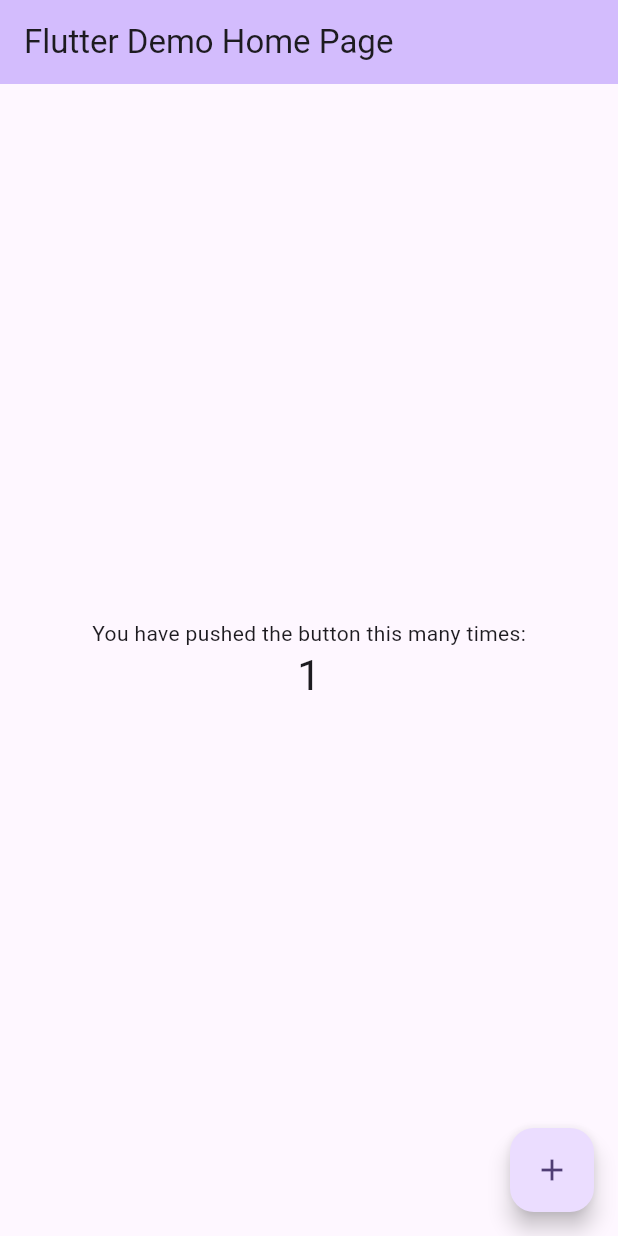
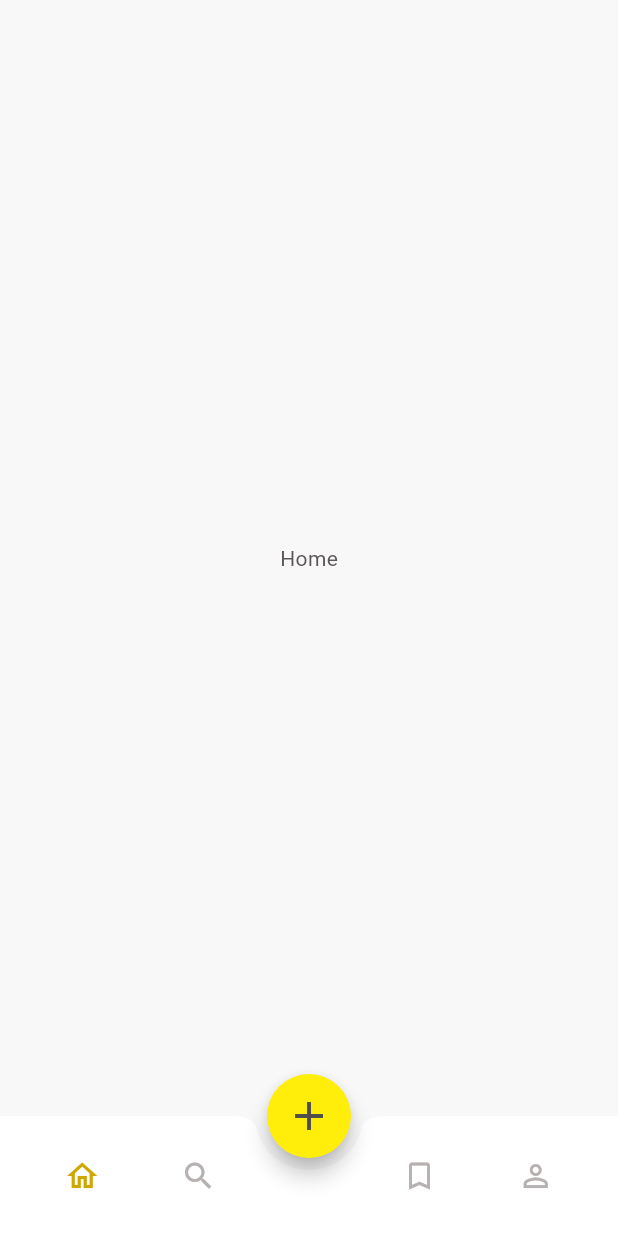
Before and after one commit to danhdelrey/recipe_app, a Flutter app: the screen it shows after launch, after a tap on the "add" icon, on a phone screen of 412 x 824 dp. Run offline on Flutter 3.47's test engine with Material 3 defaults, Android fonts, the phone set to English and light mode, and no system bars; our stand-ins replace get_it, go_router, injectable.

Commit message:
Add initial app structure with routing and theming
Introduces the main app structure for the Recipe App, including custom theming, dependency injection setup, and navigation using go_router. Adds basic feature pages (Home, Search, Saved, Profile) and a main shell with bottom navigation. Updates dependencies in pubspec.yaml and pubspec.lock, and refactors main.dart to use the new architecture.

```diff
--- /dev/null
+++ b/lib/app.dart
@@ -0,0 +1,17 @@
+import 'package:flutter/material.dart';
+import 'package:recipe_app/core/theme/app_theme.dart';
+import 'core/router/app_router.dart';
+
+class MyApp extends StatelessWidget {
+  const MyApp({super.key});
+
+  @override
+  Widget build(BuildContext context) {
+    return MaterialApp.router(
+      title: 'Recipe App',
+      debugShowCheckedModeBanner: false,
+      theme: AppTheme.lightTheme,
+      routerConfig: router,
+    );
+  }
+}
--- /dev/null
+++ b/lib/core/router/app_router.dart
@@ -0,0 +1,44 @@
+import 'package:flutter/material.dart';
+import 'package:go_router/go_router.dart';
+import 'package:recipe_app/presentation/features/home/pages/home_page.dart';
+import 'package:recipe_app/presentation/features/profile/pages/profile_page.dart';
+import 'package:recipe_app/presentation/features/saved/pages/saved_page.dart';
+import 'package:recipe_app/presentation/features/search/pages/search_page.dart';
+import 'package:recipe_app/presentation/shell/main_shell.dart';
+
+
+final GlobalKey<NavigatorState> _rootNavigatorKey = GlobalKey<NavigatorState>();
+
+final GoRouter router = GoRouter(
+  navigatorKey: _rootNavigatorKey,
+  initialLocation: '/home',
+  routes: [
+    StatefulShellRoute.indexedStack(
+      builder: (context, state, navigationShell) {
+        return MainShell(navigationShell: navigationShell);
+      },
+      branches: [
+        StatefulShellBranch(
+          routes: [GoRoute(path: '/home', builder: (context, state) => const HomePage())],
+        ),
+
+        StatefulShellBranch(
+          routes: [GoRoute(path: '/search', builder: (context, state) => const SearchPage())],
+        ),
+
+        StatefulShellBranch(
+          routes: [GoRoute(path: '/saved', builder: (context, state) => const SavedPage())],
+        ),
+
+        StatefulShellBranch(
+          routes: [GoRoute(path: '/profile', builder: (context, state) => const ProfilePage())],
+        ),
+      ],
+    ),
+
+    // GoRoute(
+    //   path: '/recipe-detail/:id',
+    //   builder: (context, state) => RecipeDetailPage(id: state.pathParameters['id']!),
+    // ),
+  ],
+);
--- /dev/null
+++ b/lib/core/theme/app_colors.dart
@@ -0,0 +1,43 @@
+import 'package:flutter/material.dart';
+
+class NeutralColors {
+  static const Color shade50 = Color(0xFFf8f8f8);
+  static const Color shade100 = Color(0xFFf1efef);
+  static const Color shade200 = Color(0xFFe5e3e3);
+  static const Color shade300 = Color(0xFFd3cece);
+  static const Color shade400 = Color(0xFFb8b1b1);
+  static const Color shade500 = Color(0xFF9e9595);
+  static const Color shade600 = Color(0xFF898080);
+  static const Color shade700 = Color(0xFF6e6767);
+  static const Color shade800 = Color(0xFF5d5757);
+  static const Color shade900 = Color(0xFF504c4c);
+  static const Color shade950 = Color(0xFF292626);
+}
+
+class PrimaryColors {
+  static const Color shade50 = Color(0xFFfdfee8);
+  static const Color shade100 = Color(0xFFfcffc2);
+  static const Color shade200 = Color(0xFFfcff87);
+  static const Color shade300 = Color(0xFFfffc43);
+  static const Color shade400 = Color(0xFFffee0a);
+  static const Color shade500 = Color(0xFFefd503);
+  static const Color shade600 = Color(0xFFcea700);
+  static const Color shade700 = Color(0xFFa47804);
+  static const Color shade800 = Color(0xFF885d0b);
+  static const Color shade900 = Color(0xFF734c10);
+  static const Color shade950 = Color(0xFF432805);
+}
+
+class SecondaryColors {
+  static const Color shade50 = Color(0xFFe9f9ff);
+  static const Color shade100 = Color(0xFFcef0ff);
+  static const Color shade200 = Color(0xFFa7e6ff);
+  static const Color shade300 = Color(0xFF8bdbff);
+  static const Color shade400 = Color(0xFF26c2ff);
+  static const Color shade500 = Color(0xFF009aff);
+  static const Color shade600 = Color(0xFF0070ff);
+  static const Color shade700 = Color(0xFF0055ff);
+  static const Color shade800 = Color(0xFF0048e6);
+  static const Color shade900 = Color(0xFF0043b3);
+  static const Color shade950 = Color(0xFF002d73);
+}
--- /dev/null
+++ b/lib/core/theme/app_theme.dart
@@ -0,0 +1,31 @@
+import 'package:flutter/material.dart';
+import 'app_colors.dart';
+
+class AppTheme {
+  static final ThemeData lightTheme = ThemeData(
+    brightness: Brightness.light,
+    primaryColor: PrimaryColors.shade600,
+    scaffoldBackgroundColor: NeutralColors.shade50,
+
+    colorScheme: ColorScheme.fromSeed(seedColor: PrimaryColors.shade600, primary: PrimaryColors.shade600, secondary: SecondaryColors.shade600, surface: NeutralColors.shade50),
+
+    appBarTheme: const AppBarTheme(
+      backgroundColor: NeutralColors.shade50,
+      elevation: 0,
+      iconTheme: IconThemeData(color: NeutralColors.shade900),
+      titleTextStyle: TextStyle(color: NeutralColors.shade900, fontSize: 18, fontWeight: FontWeight.w600),
+    ),
+
+    textTheme: const TextTheme(bodyMedium: TextStyle(color: NeutralColors.shade800)),
+
+    elevatedButtonTheme: ElevatedButtonThemeData(
+      style: ElevatedButton.styleFrom(
+        backgroundColor: PrimaryColors.shade600,
+        foregroundColor: NeutralColors.shade900,
+        shape: RoundedRectangleBorder(borderRadius: BorderRadius.circular(8)),
+      ),
+    ),
+
+    useMaterial3: true,
+  );
+}
--- /dev/null
+++ b/lib/injection_container.dart
@@ -0,0 +1,12 @@
+import 'package:get_it/get_it.dart';
+import 'package:injectable/injectable.dart';
+import 'injection_container.config.dart';
+
+final getIt = GetIt.instance;
+
+@InjectableInit(
+  initializerName: 'init',
+  preferRelativeImports: true,
+  asExtension: false,
+)
+void configureDependencies() => init(getIt);
--- a/lib/main.dart
+++ b/lib/main.dart
@@ -1,122 +1,10 @@
 import 'package:flutter/material.dart';
+import 'app.dart';
+import 'injection_container.dart';
 
-void main() {
+void main() async {
+  WidgetsFlutterBinding.ensureInitialized();
+  configureDependencies();
+
   runApp(const MyApp());
 }
-
-class MyApp extends StatelessWidget {
-  const MyApp({super.key});
-
-  // This widget is the root of your application.
-  @override
-  Widget build(BuildContext context) {
-    return MaterialApp(
-      title: 'Flutter Demo',
-      theme: ThemeData(
-        // This is the theme of your application.
-        //
-        // TRY THIS: Try running your application with "flutter run". You'll see
-        // the application has a purple toolbar. Then, without quitting the app,
-        // try changing the seedColor in the colorScheme below to Colors.green
-        // and then invoke "hot reload" (save your changes or press the "hot
-        // reload" button in a Flutter-supported IDE, or press "r" if you used
-        // the command line to start the app).
-        //
-        // Notice that the counter didn't reset back to zero; the application
-        // state is not lost during the reload. To reset the state, use hot
-        // restart instead.
-        //
-        // This works for code too, not just values: Most code changes can be
-        // tested with just a hot reload.
-        colorScheme: ColorScheme.fromSeed(seedColor: Colors.deepPurple),
-      ),
-      home: const MyHomePage(title: 'Flutter Demo Home Page'),
-    );
-  }
-}
-
-class MyHomePage extends StatefulWidget {
-  const MyHomePage({super.key, required this.title});
-
-  // This widget is the home page of your application. It is stateful, meaning
-  // that it has a State object (defined below) that contains fields that affect
-  // how it looks.
-
-  // This class is the configuration for the state. It holds the values (in this
-  // case the title) provided by the parent (in this case the App widget) and
-  // used by the build method of the State. Fields in a Widget subclass are
-  // always marked "final".
-
-  final String title;
-
-  @override
-  State<MyHomePage> createState() => _MyHomePageState();
-}
-
-class _MyHomePageState extends State<MyHomePage> {
-  int _counter = 0;
-
-  void _incrementCounter() {
-    setState(() {
-      // This call to setState tells the Flutter framework that something has
-      // changed in this State, which causes it to rerun the build method below
-      // so that the display can reflect the updated values. If we changed
-      // _counter without calling setState(), then the build method would not be
-      // called again, and so nothing would appear to happen.
-      _counter++;
-    });
-  }
-
-  @override
-  Widget build(BuildContext context) {
-    // This method is rerun every time setState is called, for instance as done
-    // by the _incrementCounter method above.
-    //
-    // The Flutter framework has been optimized to make rerunning build methods
-    // fast, so that you can just rebuild anything that needs updating rather
-    // than having to individually change instances of widgets.
-    return Scaffold(
-      appBar: AppBar(
-        // TRY THIS: Try changing the color here to a specific color (to
-        // Colors.amber, perhaps?) and trigger a hot reload to see the AppBar
-        // change color while the other colors stay the same.
-        backgroundColor: Theme.of(context).colorScheme.inversePrimary,
-        // Here we take the value from the MyHomePage object that was created by
-        // the App.build method, and use it to set our appbar title.
-        title: Text(widget.title),
-      ),
-      body: Center(
-        // Center is a layout widget. It takes a single child and positions it
-        // in the middle of the parent.
-        child: Column(
-          // Column is also a layout widget. It takes a list of children and
-          // arranges them vertically. By default, it sizes itself to fit its
-          // children horizontally, and tries to be as tall as its parent.
-          //
-          // Column has various properties to control how it sizes itself and
-          // how it positions its children. Here we use mainAxisAlignment to
-          // center the children vertically; the main axis here is the vertical
-          // axis because Columns are vertical (the cross axis would be
-          // horizontal).
-          //
-          // TRY THIS: Invoke "debug painting" (choose the "Toggle Debug Paint"
-          // action in the IDE, or press "p" in the console), to see the
-          // wireframe for each widget.
-          mainAxisAlignment: MainAxisAlignment.center,
-          children: <Widget>[
-            const Text('You have pushed the button this many times:'),
-            Text(
-              '$_counter',
-              style: Theme.of(context).textTheme.headlineMedium,
-            ),
-          ],
-        ),
-      ),
-      floatingActionButton: FloatingActionButton(
-        onPressed: _incrementCounter,
-        tooltip: 'Increment',
-        child: const Icon(Icons.add),
-      ), // This trailing comma makes auto-formatting nicer for build methods.
-    );
-  }
-}
--- /dev/null
+++ b/lib/presentation/features/home/pages/home_page.dart
@@ -0,0 +1,7 @@
+import 'package:flutter/material.dart';
+
+class HomePage extends StatelessWidget {
+  const HomePage({super.key});
+  @override
+  Widget build(BuildContext context) => const Scaffold(body: Center(child: Text('Home')));
+}
--- /dev/null
+++ b/lib/presentation/features/profile/pages/profile_page.dart
@@ -0,0 +1,7 @@
+import 'package:flutter/material.dart';
+
+class ProfilePage extends StatelessWidget {
+  const ProfilePage({super.key});
+  @override
+  Widget build(BuildContext context) => const Scaffold(body: Center(child: Text('Profile')));
+}
--- /dev/null
+++ b/lib/presentation/features/saved/pages/saved_page.dart
@@ -0,0 +1,7 @@
+import 'package:flutter/material.dart';
+
+class SavedPage extends StatelessWidget {
+  const SavedPage({super.key});
+  @override
+  Widget build(BuildContext context) => const Scaffold(body: Center(child: Text('Saved Recipes')));
+}
--- /dev/null
+++ b/lib/presentation/features/search/pages/search_page.dart
@@ -0,0 +1,7 @@
+import 'package:flutter/material.dart';
+
+class SearchPage extends StatelessWidget {
+  const SearchPage({super.key});
+  @override
+  Widget build(BuildContext context) => const Scaffold(body: Center(child: Text('Search')));
+}
--- /dev/null
+++ b/lib/presentation/shell/main_shell.dart
@@ -0,0 +1,55 @@
+import 'package:flutter/material.dart';
+import 'package:go_router/go_router.dart';
+import 'package:recipe_app/core/theme/app_colors.dart';
+
+class MainShell extends StatelessWidget {
+  final StatefulNavigationShell navigationShell;
+
+  const MainShell({required this.navigationShell, super.key});
+
+  void _onTap(int index) {
+    navigationShell.goBranch(index, initialLocation: index == navigationShell.currentIndex);
+  }
+
+  @override
+  Widget build(BuildContext context) {
+    return Scaffold(
+      body: navigationShell,
+
+      floatingActionButtonLocation: FloatingActionButtonLocation.centerDocked,
+      floatingActionButton: FloatingActionButton(
+        onPressed: () {
+
+        },
+        backgroundColor: PrimaryColors.shade400,
+        shape: const CircleBorder(),
+        child: const Icon(Icons.add, color: NeutralColors.shade900, size: 32),
+      ),
+
+      // BottomAppBar
+      bottomNavigationBar: BottomAppBar(
+        shape: const CircularNotchedRectangle(),
+        notchMargin: 8.0,
+        color: Colors.white,
+        child: Row(
+          mainAxisAlignment: MainAxisAlignment.spaceAround,
+          children: [
+            _buildNavItem(Icons.home_outlined, 'Home', 0),
+            _buildNavItem(Icons.search, 'Search', 1),
+            const SizedBox(width: 40),
+            _buildNavItem(Icons.bookmark_border, 'Saved', 2),
+            _buildNavItem(Icons.person_outline, 'Profile', 3),
+          ],
+        ),
+      ),
+    );
+  }
+
+  Widget _buildNavItem(IconData icon, String label, int index) {
+    final isSelected = navigationShell.currentIndex == index;
+    return IconButton(
+      icon: Icon(icon, color: isSelected ? PrimaryColors.shade600 : NeutralColors.shade400),
+      onPressed: () => _onTap(index),
+    );
+  }
+}
```
Also changed, not shown: pubspec.yaml (+10 -0 lines), lib/injection_container.config.dart (added), pubspec.lock, 1 other file.
